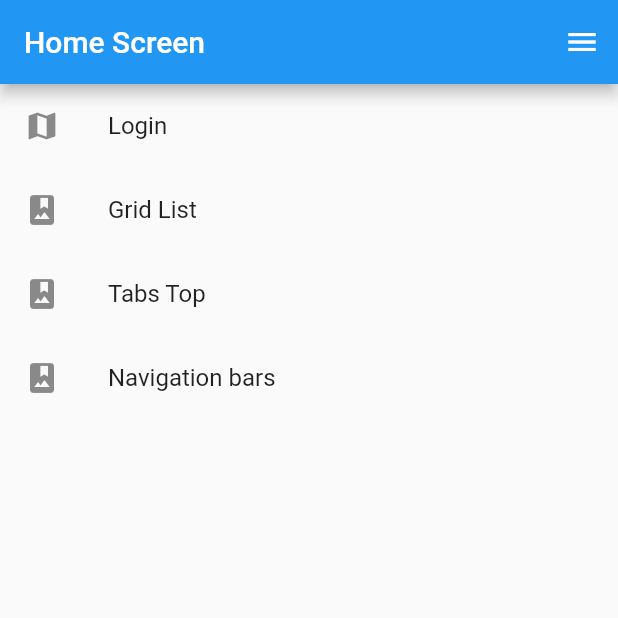
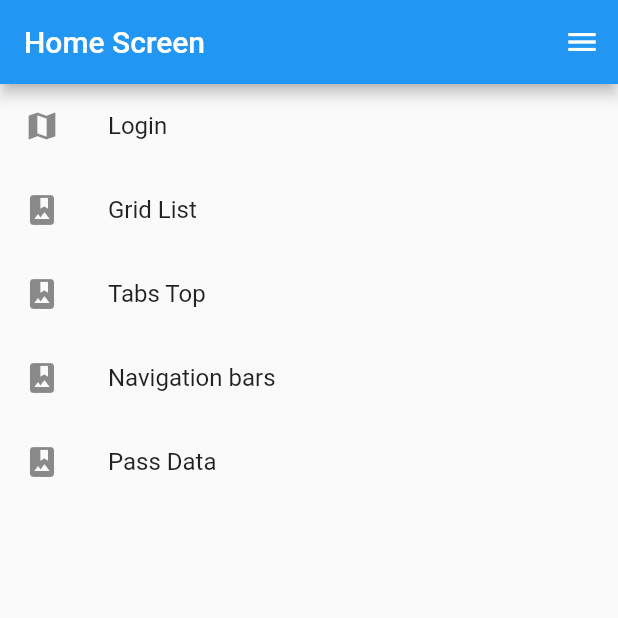
Before and after one commit to tkugimot/cookbooks_tkugimot, a Flutter app: the screen it shows after launch, on a phone screen of 412 x 824 dp, the top half of it. Run offline on Flutter 3.47's test engine with Material 2 defaults, Android fonts, the phone set to English and light mode, and no system bars.

Commit message:
Add pass data screen

```diff
--- a/lib/main.dart
+++ b/lib/main.dart
@@ -2,9 +2,13 @@ import 'package:cookbooks_tkugimot/screens/BottomNavigationScreen.dart';
 import 'package:cookbooks_tkugimot/screens/GridListScreen.dart';
 import 'package:cookbooks_tkugimot/screens/HomeScreen.dart';
 import 'package:cookbooks_tkugimot/screens/LoginScreen.dart';
+import 'package:cookbooks_tkugimot/screens/PassDataScreen.dart';
 import 'package:cookbooks_tkugimot/screens/TabsTopScreen.dart';
+import 'package:cookbooks_tkugimot/screens/passdata/PassDataDetailScreen.dart';
 import 'package:flutter/material.dart';
 import 'package:provider/provider.dart';
+
+import 'models/Todo.dart';
 
 void main() {
   runApp(MyApp());
@@ -27,6 +31,11 @@ class MyApp extends StatelessWidget {
           '/grid-list': (context) => GridListScreen(),
           '/tabs-top': (context) => TabsTopScreen(),
           '/bottom-navigators': (context) => BottomNavigationScreen(),
+          '/pass-data': (context) => PassDataScreen(
+              todoList: List<Todo>.generate(20, (index) =>
+                  Todo(index, "Todo $index", "A description of todo $index"))
+          ),
+          PassDataDetailScreen.routeName: (context) => PassDataDetailScreen(), // 'pass-data-detail'
         },
       ),
     );
--- /dev/null
+++ b/lib/models/Todo.dart
@@ -0,0 +1,7 @@
+class Todo {
+  Todo(this.id, this.title, this.description);
+
+  final int id;
+  final String title;
+  final String description;
+}
--- a/lib/screens/HomeScreen.dart
+++ b/lib/screens/HomeScreen.dart
@@ -1,8 +1,10 @@
 import 'package:cookbooks_tkugimot/common/OriginalAppBar.dart';
 import 'package:cookbooks_tkugimot/common/OriginalDrawer.dart';
+import 'package:cookbooks_tkugimot/models/Todo.dart';
 import 'package:cookbooks_tkugimot/screens/BottomNavigationScreen.dart';
 import 'package:cookbooks_tkugimot/screens/GridListScreen.dart';
 import 'package:cookbooks_tkugimot/screens/LoginScreen.dart';
+import 'package:cookbooks_tkugimot/screens/PassDataScreen.dart';
 import 'package:cookbooks_tkugimot/screens/TabsTopScreen.dart';
 import 'package:flutter/cupertino.dart';
 import 'package:flutter/material.dart';
@@ -60,6 +62,19 @@ class HomeScreen extends StatelessWidget {
               );
             },
           ),
+          ListTile(
+            leading: Icon(Icons.photo_album),
+            title: Text('Pass Data'),
+            onTap: () {
+              Navigator.push(
+                  context,
+                  MaterialPageRoute(builder: (context) => PassDataScreen(
+                      todoList: List<Todo>.generate(20, (index) =>
+                          Todo(index, "Todo $index", "A description of todo $index"))
+                  ))
+              );
+            },
+          ),
         ],
       ),
       // drawer: top-left
```
Also changed, not shown: lib/screens/PassDataScreen.dart (added, +38 -0 lines), lib/screens/passdata/PassDataDetailScreen.dart (added, +23 -0 lines).
